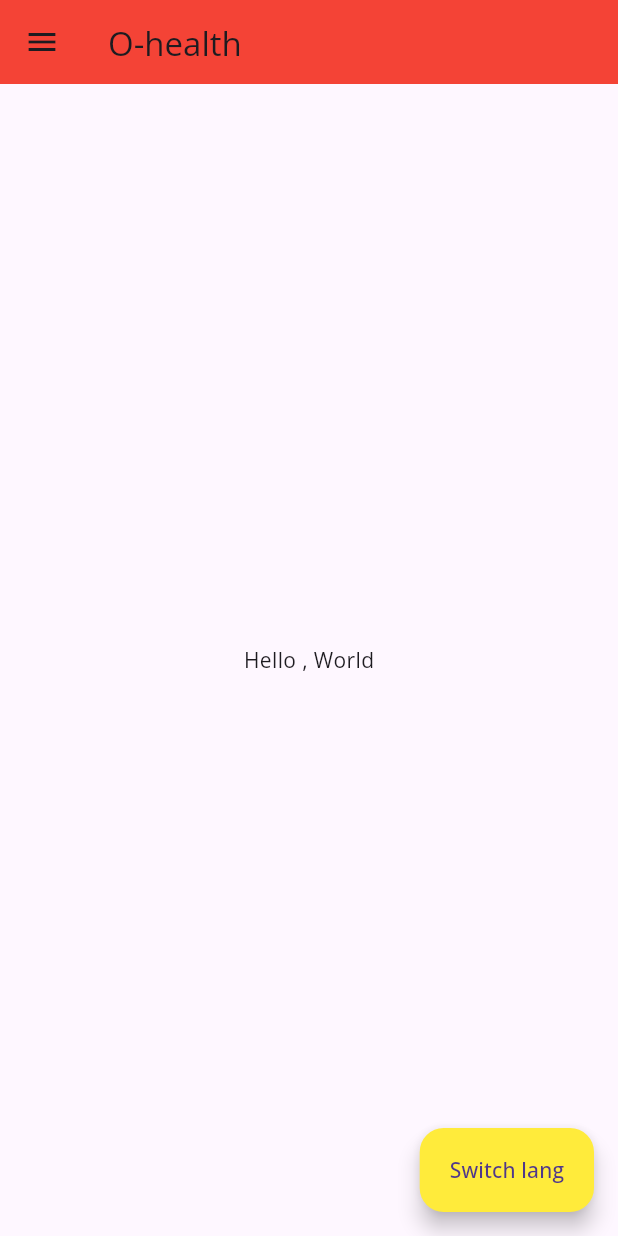
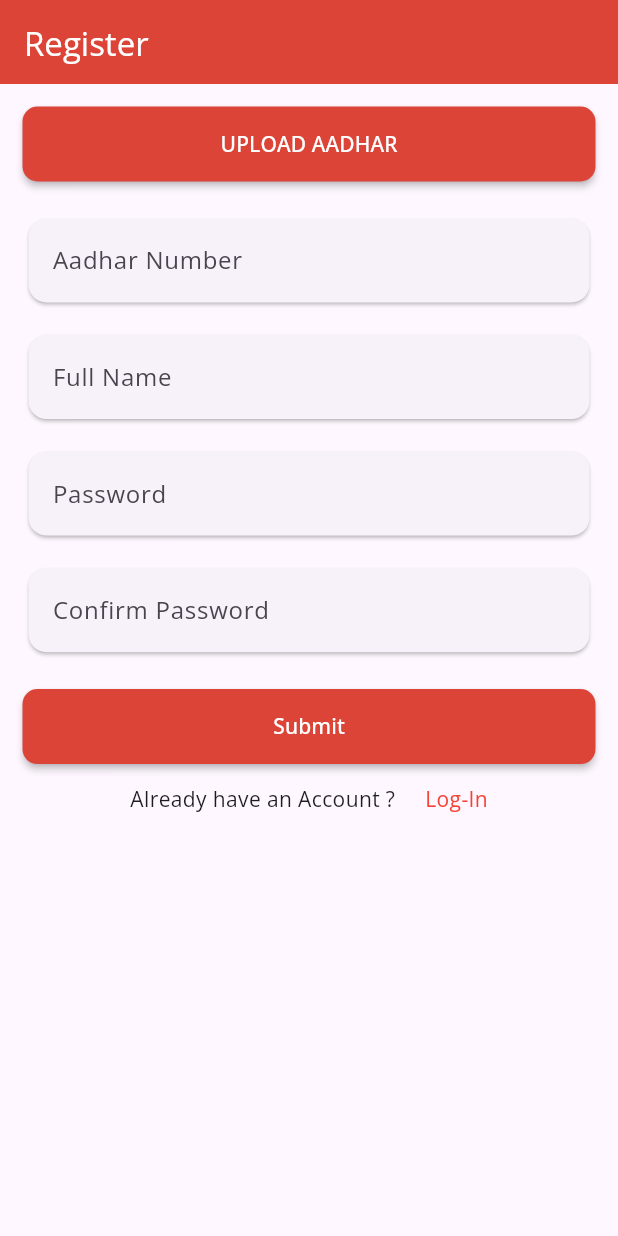
Before and after one commit to Perumallpardhiv/o-bug1, a Flutter app: the screen it shows after launch, on a phone screen of 412 x 824 dp. Run offline on Flutter 3.47's test engine with Material 2 defaults, Android fonts, the phone set to English and light mode, and no system bars; our stand-ins replace adaptive_theme, easy_localization, flutter_native_splash, google_fonts, image_picker, shared_preferences.

Commit message:
register page ui

```diff
--- a/assets/langs/en.json
+++ b/assets/langs/en.json
@@ -2,5 +2,13 @@
     "helloWorld": "Hello , World",
     "welcome": "Welcome",
     "o-health": "O-health",
-    "changelang": "Switch lang"
+    "changelang": "Switch lang",
+    "register" : "Register",
+    "uploadAadhar" : "UPLOAD AADHAR",
+    "submit" : "Submit",
+    "aadharNumber" : "Aadhar Number",
+    "fullName": "Full Name",
+    "password" : "Password",
+    "confirmPassword" : "Confirm Password",
+    "already" : "Already have an Account ?"
 }
--- /dev/null
+++ b/lib/constants/input_decorations.dart
@@ -0,0 +1,20 @@
+import 'package:flutter/material.dart';
+
+const InputDecoration inputDecoration = InputDecoration(
+  hintText: "",
+  border: OutlineInputBorder(
+    borderSide: BorderSide(
+      color: Colors.transparent,
+    ),
+  ),
+  focusedBorder: OutlineInputBorder(
+    borderSide: BorderSide(
+      color: Colors.transparent,
+    ),
+  ),
+  enabledBorder: OutlineInputBorder(
+    borderSide: BorderSide(
+      color: Colors.transparent,
+    ),
+  ),
+);
--- a/lib/main.dart
+++ b/lib/main.dart
@@ -5,6 +5,7 @@ import 'package:flutter/material.dart';
 import 'package:flutter_native_splash/flutter_native_splash.dart';
 import 'package:flutter/services.dart';
 import 'package:o_health/screens/home.dart';
+import 'package:o_health/screens/register.dart';
 import 'package:o_health/theme_config/theme_config.dart';
 import 'package:shared_preferences/shared_preferences.dart';
 
@@ -61,7 +62,7 @@ class _AppState extends State<App> {
       locale: context.locale,
       //define routes
       routes: {
-        '/': (context) => const Home(),
+        '/': (context) => const Register(),
       },
     );
   }
--- /dev/null
+++ b/lib/screens/register.dart
@@ -0,0 +1,164 @@
+import 'dart:ui';
+
+import 'package:easy_localization/easy_localization.dart';
+import 'package:flutter/material.dart';
+import 'package:flutter/src/widgets/container.dart';
+import 'package:flutter/src/widgets/framework.dart';
+
+import 'package:image_picker/image_picker.dart';
+
+import 'package:o_health/constants/input_decorations.dart';
+import 'package:o_health/theme_config/theme_config.dart';
+
+enum ImageSourceType { gallery, camera }
+
+class Register extends StatefulWidget {
+  const Register({super.key});
+
+  @override
+  State<Register> createState() => _RegisterState();
+}
+
+class _RegisterState extends State<Register> {
+  var type;
+
+  @override
+  Widget build(BuildContext context) {
+    return Scaffold(
+        appBar: AppBar(
+          title: Text(
+            "register".tr(),
+            style: const TextStyle(color: Colors.white),
+          ),
+        ),
+        body: Padding(
+          padding: const EdgeInsets.all(15.0),
+          child: Form(
+            child: SingleChildScrollView(
+              child: Column(
+                children: [
+                  MaterialButton(
+                    color: Color(0xffDB4437),
+                    minWidth: MediaQuery.of(context).size.width,
+                    shape: const RoundedRectangleBorder(
+                        borderRadius: BorderRadius.all(Radius.circular(10))),
+                    child: SizedBox(
+                      height: 50,
+                      child: Center(
+                        child: Text(
+                          "uploadAadhar".tr(),
+                          style: ThemeConfig.textStyle,
+                        ),
+                      ),
+                    ),
+                    onPressed: () async {
+                      showDialog(
+                          context: context,
+                          builder: (context) {
+                            return AlertDialog(
+                              title: Text("choose".tr()),
+                              actions: [
+                                ElevatedButton(
+                                    onPressed: () async {
+                                      var path = await ImagePicker.platform
+                                          .pickImage(
+                                              source: ImageSource.camera);
+                                    },
+                                    child: Text('camera'.tr())),
+                                ElevatedButton(
+                                    onPressed: () async {
+                                      var path = await ImagePicker.platform
+                                          .pickImage(
+                                              source: ImageSource.gallery);
+                                    },
+                                    child: Text('gallery'.tr())),
+                              ],
+                            );
+                          });
+                    },
+                  ),
+                  SizedBox(
+                    height: MediaQuery.of(context).size.height / 40,
+                  ),
+                  Card(
+                    // color: Colors.white,
+                    // elevation: 6,
+                    // shadowColor: Colors.black,
+                    child: TextFormField(
+                        decoration: inputDecoration.copyWith(
+                            hintText: 'aadharNumber'.tr())),
+                  ),
+                  SizedBox(
+                    height: MediaQuery.of(context).size.height / 60,
+                  ),
+                  Card(
+                    child: TextFormField(
+                      decoration:
+                          inputDecoration.copyWith(hintText: 'fullName'.tr()),
+                    ),
+                  ),
+                  SizedBox(
+                    height: MediaQuery.of(context).size.height / 60,
+                  ),
+                  Card(
+                    child: TextFormField(
+                      decoration:
+                          inputDecoration.copyWith(hintText: 'password'.tr()),
+                    ),
+                  ),
+                  SizedBox(
+                    height: MediaQuery.of(context).size.height / 60,
+                  ),
+                  Card(
+                    child: TextFormField(
+                      decoration: inputDecoration.copyWith(
+                          hintText: 'confirmPassword'.tr()),
+                    ),
+                  ),
+                  SizedBox(
+                    height: MediaQuery.of(context).size.height / 40,
+                  ),
+                  MaterialButton(
+                    onPressed: () {},
+                    color: Color(0xffDB4437),
+                    minWidth: MediaQuery.of(context).size.width,
+                    shape: const RoundedRectangleBorder(
+                        borderRadius: BorderRadius.all(Radius.circular(10))),
+                    child: SizedBox(
+                      height: 50,
+                      child: Center(
+                        child: Text(
+                          "submit".tr(),
+                          style: ThemeConfig.textStyle,
+                        ),
+                      ),
+                    ),
+                  ),
+                  SizedBox(
+                    height: MediaQuery.of(context).size.height / 60,
+                  ),
+                  Row(
+                    mainAxisAlignment: MainAxisAlignment.center,
+                    children: [
+                      Center(child: Text("already".tr())),
+                      SizedBox(
+                        width: 20,
+                      ),
+                      GestureDetector(
+                        child: Text(
+                          "Log-In",
+                          style: TextStyle(color: Colors.red),
+                        ),
+                        onTap: () {
+                          print("hi");
+                        },
+                      )
+                    ],
+                  )
+                ],
+              ),
+            ),
+          ),
+        ));
+  }
+}
--- a/lib/theme_config/theme_config.dart
+++ b/lib/theme_config/theme_config.dart
@@ -6,7 +6,7 @@ class ThemeConfig {
     brightness: Brightness.light,
     primaryColor: const Color(0xffDB4437),
     secondaryHeaderColor: const Color(0xffF4B400),
-    appBarTheme: const AppBarTheme(color: Colors.red),
+    appBarTheme: const AppBarTheme(color: Color(0xffDB4437)),
     backgroundColor: Colors.white,
     fontFamily: GoogleFonts.openSans().fontFamily,
     buttonTheme: const ButtonThemeData(buttonColor: Colors.amber),
@@ -33,7 +33,7 @@ class ThemeConfig {
   static final darkTheme = ThemeData(
     brightness: Brightness.dark,
     primaryColor: const Color(0xffDB4437),
-    appBarTheme: const AppBarTheme(color: Colors.red),
+    appBarTheme: const AppBarTheme(color: Color(0xffDB4437)),
     secondaryHeaderColor: const Color(0xffF4B400),
     backgroundColor: Colors.grey.shade700,
     fontFamily: GoogleFonts.openSans().fontFamily,
@@ -58,4 +58,5 @@ class ThemeConfig {
         const FloatingActionButtonThemeData(backgroundColor: Colors.yellow),
     useMaterial3: true,
   );
+  static TextStyle textStyle = TextStyle(color: Colors.white);
 }
--- a/pubspec.yaml
+++ b/pubspec.yaml
@@ -41,6 +41,7 @@ dependencies:
   adaptive_theme:
   easy_localization:
   shared_preferences:
+  image_picker: ^0.8.6
 
 
 dev_dependencies:
```
Also changed, not shown: pubspec.lock, 1 other file.
